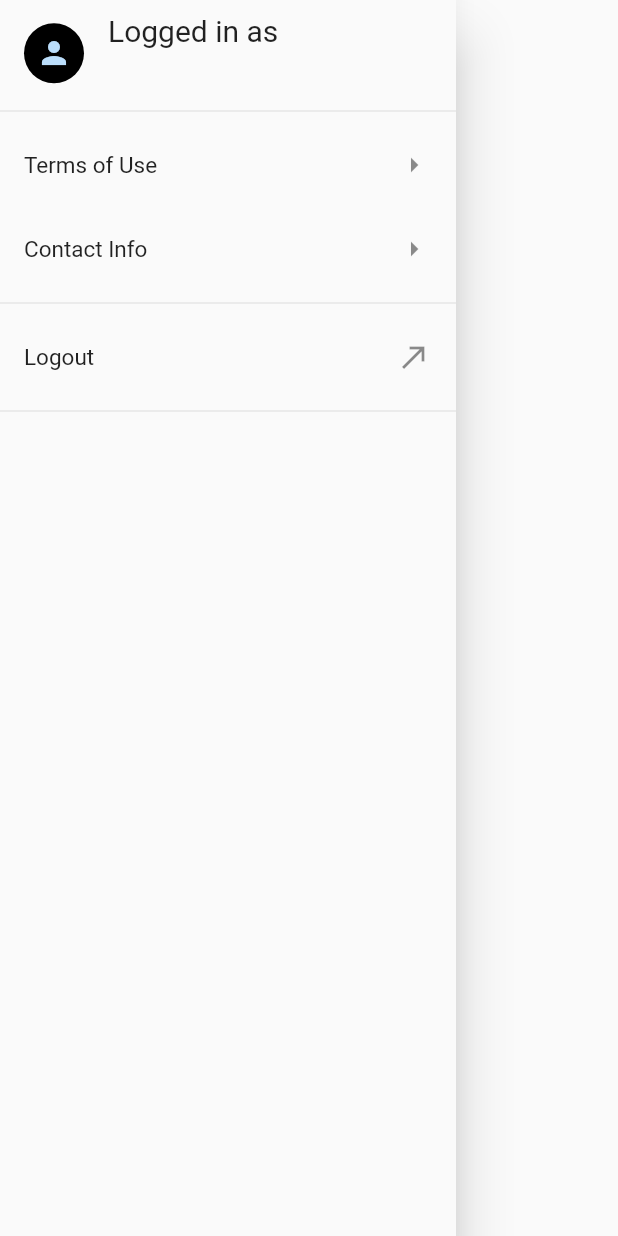
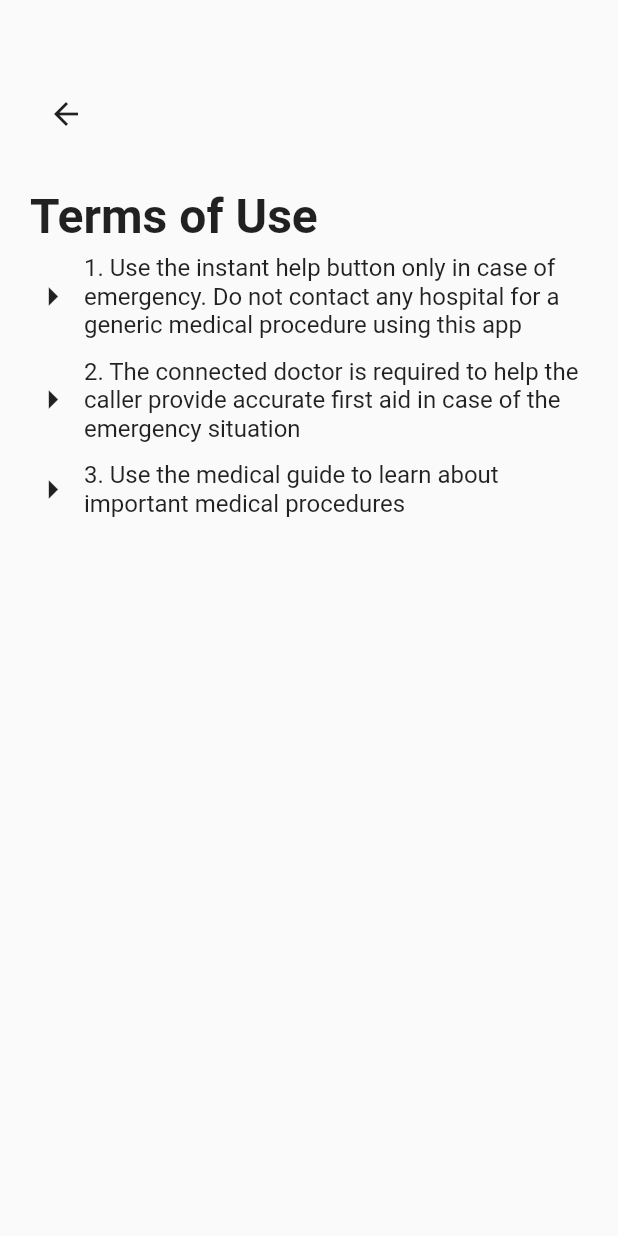
Before and after one commit to Spiral-Forge/MediStat, a Flutter app: what myDrawer() shows on an empty page, opened directly, after a tap on "Terms of Use", on a phone screen of 412 x 824 dp. Run offline on Flutter 3.47's test engine with Material 2 defaults, Android fonts, the phone set to English and light mode, and no system bars; our stand-ins replace cloud_firestore, firebase_auth, flutter_spinkit, geolocator, google_maps_flutter, google_sign_in and 1 more; missing offline and left inert: agora_rtc_engine; accounts and stored records are empty; Roboto replaces fonts that are missing (GoogleSans).

Commit message:
drawer and sidebar screens

```diff
--- a/lib/screens/authenticate/registerHospital.dart
+++ b/lib/screens/authenticate/registerHospital.dart
@@ -1,4 +1,5 @@
 import 'package:dbapp/screens/authenticate/loginUser.dart';
+import 'package:dbapp/screens/home/hospitalHome.dart';
 import 'package:dbapp/shared/colors.dart';
 import 'package:dbapp/screens/home/home.dart';
 import 'package:flutter/material.dart';
@@ -298,7 +299,7 @@
                                                             MaterialPageRoute(
                                                               builder: (BuildContext
                                                                       context) =>
-                                                                  Home(),
+                                                                  HospitalHome(),
                                                             ),
                                                             (route) => false,
                                                           );
--- /dev/null
+++ b/lib/screens/sidebar/contact.dart
@@ -0,0 +1,10 @@
+import 'package:flutter/material.dart';
+
+class Contact extends StatelessWidget {
+  @override
+  Widget build(BuildContext context) {
+    return Container(
+
+    );
+  }
+}
--- /dev/null
+++ b/lib/screens/sidebar/terms.dart
@@ -0,0 +1,90 @@
+import 'package:dbapp/shared/terms.dart';
+import 'package:flutter/material.dart';
+
+class Terms extends StatelessWidget {
+  final List terms = TermsOfUse.termsOfUse;
+
+   Widget guidelineList(bool isMentors) {
+    return Expanded(
+        child: SizedBox(
+            height: 100.0,
+            child: ListView.builder(
+                itemCount: terms.length,
+                itemBuilder: (context, index) {
+                  if (isMentors) {
+                    return Row(
+                      children: [
+                        Column(children: [
+                          Align(
+                            alignment: Alignment.center,
+                            child: Icon(
+                              Icons.arrow_right,
+                              size: 30,
+                            ),
+                          )
+                        ]),
+                        Expanded(
+                            child: Padding(
+                          padding: const EdgeInsets.all(6.0),
+                          child: Text(
+                            terms[index],
+                            style: TextStyle(
+                                fontFamily: 'GoogleSans', fontSize: 16),
+                          ),
+                        ))
+                      ],
+                    );
+                  } else {
+                    return Row(
+                      children: [
+                        Column(children: [
+                          Align(
+                            alignment: Alignment.center,
+                            child: Icon(
+                              Icons.arrow_right,
+                              size: 30,
+                            ),
+                          )
+                        ]),
+                        Expanded(
+                            child: Padding(
+                          padding: const EdgeInsets.all(6.0),
+                          child: Text(
+                            terms[index],
+                            style: TextStyle(
+                                fontFamily: 'GoogleSans', fontSize: 16),
+                          ),
+                        ))
+                      ],
+                    );
+                  }
+                })));
+  }
+  Widget build(BuildContext context) {
+    return new Scaffold(
+        body: Column(children: [
+      Expanded(
+          child: Padding(
+              padding: EdgeInsets.fromLTRB(20, 20, 20, 0),
+              child: new Column(
+                  crossAxisAlignment: CrossAxisAlignment.start,
+                  children: <Widget>[
+                    SizedBox(height: 32),
+                    IconButton(
+                      icon: Icon(Icons.arrow_back),
+                      onPressed: () {
+                        Navigator.of(context).pop();
+                      },
+                    ),
+                    SizedBox(height: 25),
+                    Text("Terms of Use",
+                        style: TextStyle(
+                            fontFamily: 'GoogleSans',
+                            fontWeight: FontWeight.bold,
+                            fontSize: 32)),
+
+                    guidelineList(true),
+])))
+    ]));
+  }
+}
--- a/lib/shared/drawer.dart
+++ b/lib/shared/drawer.dart
@@ -1,3 +1,5 @@
+import 'package:dbapp/screens/sidebar/contact.dart';
+import 'package:dbapp/screens/sidebar/terms.dart';
 import 'package:dbapp/services/miniauth.dart';
 import 'package:flutter/material.dart';
 import 'package:dbapp/services/auth.dart';
@@ -64,9 +66,9 @@
               ),
               trailing: new Icon(Icons.arrow_right),
               onTap: () {
-                // Navigator.of(context).pop();
-                // Navigator.push(context,
-                //     MaterialPageRoute(builder: (context) => Guidelines()));
+                 Navigator.of(context).pop();
+                Navigator.of(context).push(new MaterialPageRoute(
+                    builder: (BuildContext context) => Terms()));
               }),
           new ListTile(
               title: new Text(
@@ -75,9 +77,9 @@
               ),
               trailing: new Icon(Icons.arrow_right),
               onTap: () {
-                // Navigator.of(context).pop();
-                // Navigator.of(context).push(new MaterialPageRoute(
-                //     builder: (BuildContext context) => new FAQS()));
+                Navigator.of(context).pop();
+                Navigator.of(context).push(new MaterialPageRoute(
+                    builder: (BuildContext context) => Contact()));
               }),
           new Divider(),
           new ListTile(
--- /dev/null
+++ b/lib/shared/terms.dart
@@ -0,0 +1,7 @@
+class TermsOfUse{
+  static var termsOfUse=[
+    "1. Use the instant help button only in case of emergency. Do not contact any hospital for a generic medical procedure using this app",
+    "2. The connected doctor is required to help the caller provide accurate first aid in case of the emergency situation",
+    "3. Use the medical guide to learn about important medical procedures"
+  ];
+}
```
